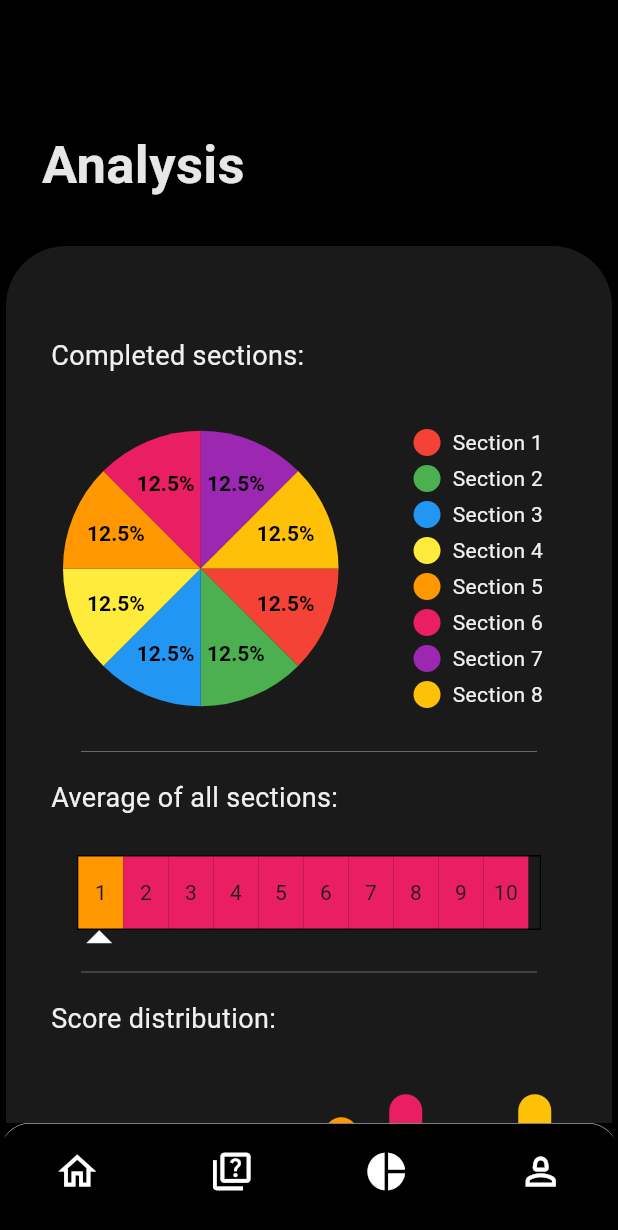
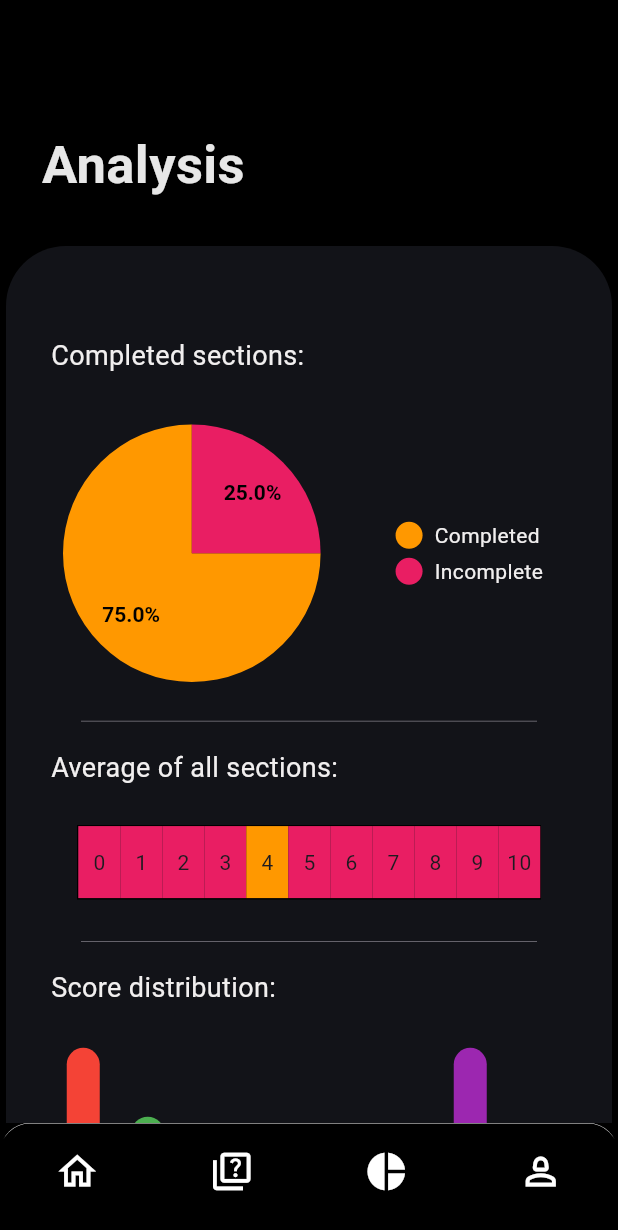
Before and after one commit to yashwanth-notyashwant/Inteli-Tutor, a Flutter app: the CourseSecionsScreen screen opened directly with empty values, swiped to page 3, on a phone screen of 412 x 824 dp. Shown: the top 1230 px of the screen. Run offline on Flutter 3.47's test engine with Material 3 defaults, Android fonts, the phone set to English and light mode, and no system bars; drawn by our look-alikes of fl_chart, flutter_animate, pie_chart; our stand-ins replace cloud_firestore, email_validator, firebase_auth, firebase_core, flutter_dotenv, flutter_tts and 7 more; missing offline and left inert: loading_btn; accounts and stored records are empty.

```diff
--- a/lib/Screens/analysis_screen.dart
+++ b/lib/Screens/analysis_screen.dart
@@ -9,31 +9,56 @@ import 'package:pie_chart/pie_chart.dart';
 import '../Widgets/animated_line_graph.dart';
 
 class AnalysisScreen extends StatefulWidget {
-  AnalysisScreen();
+  final List<int> score;
+  AnalysisScreen({required this.score});
 
   @override
   State<AnalysisScreen> createState() => _AnalysisScreenState();
 }
 
 class _AnalysisScreenState extends State<AnalysisScreen> {
+  Map<String, double> dataMapp = {
+    "Completed": 50,
+    "Incomplete": 50,
+  };
+  List<int> replacedNumbers = [];
+  int average = 0;
+  int n = 0;
   @override
   void initState() {
+    int incomplete = 0;
+    int complete = 0;
+    for (int i in widget.score) {
+      if (i == -1) {
+        incomplete++;
+      } else {
+        n++;
+        average += i;
+        complete++;
+      }
+    }
+    dataMapp["Completed"] = (complete / (complete + incomplete)) * 100;
+    dataMapp["Incomplete"] = 100.0 - dataMapp["Completed"]!;
+    print("before");
+    print(average);
+    average = average ~/ n;
+    average = average > 0 ? average : 0;
+    print(average);
+
+    replacedNumbers = widget.score.map((number) {
+      if (number == -1) {
+        return 0;
+      } else if (number == 0) {
+        return 1;
+      } else {
+        return number + 1;
+      }
+    }).toList();
     super.initState();
   }
 
   @override
   Widget build(BuildContext context) {
-    Map<String, double> dataMap = {
-      "Section 1": 12.5,
-      "Section 2": 12.5,
-      "Section 3": 12.5,
-      "Section 4": 12.5,
-      "Section 5": 12.5,
-      "Section 6": 12.5,
-      "Section 7": 12.5,
-      "Section 8": 12.5,
-    };
-
     return MaterialApp(
       home: Scaffold(
         backgroundColor: const Color.fromARGB(255, 0, 0, 0),
@@ -71,50 +96,11 @@ class _AnalysisScreenState extends State<AnalysisScreen> {
                     ],
                   ),
                 ),
-                // isLoading
-                //     ? Container(
-                //         margin: EdgeInsets.only(
-                //             top: MediaQuery.of(context).size.height * 0.3),
-                //         child: LoadingAnimationWidget.staggeredDotsWave(
-                //           color: const Color.fromARGB(255, 255, 255, 255),
-                //           size: 150,
-                //         ),
-                //       )
-                //  Column(
-                //             children: [
-                //               Container(
-                //                 margin: EdgeInsets.only(
-                //                     top: MediaQuery.of(context).size.height *
-                //                         0.3),
-                //                 height: 110,
-                //                 width: 110,
-                //                 child: Image.asset(
-                //                   'lib/assets/not_found_image_asset.png',
-                //                   fit: BoxFit
-                //                       .contain, // Ensure the image fits within the container
-                //                 ),
-                //               ),
-                //               const Text("Something went wrong !"),
-                //             ],
-                //           ) // for this add
                 Container(
                   margin: const EdgeInsets.only(bottom: 60),
-                  // decoration: const BoxDecoration(
-                  //   color: Color.fromARGB(255, 27, 26, 26),
-                  //   border: Border(
-                  //     top: BorderSide(
-                  //       color: Colors.white, // Color of the top border
-                  //       width: 0.3, // Width of the top border
-                  //     ),
-                  //   ),
-                  //   borderRadius: BorderRadius.only(
-                  //     topLeft: Radius.circular(40.0),
-                  //     topRight: Radius.circular(40.0),
-                  //   ),
-                  // ),
                   child: Card(
                     // color: Color.fromARGB(255, 16, 16, 16), this is a bit darker if you wanna go with this see once
-                    color: Color.fromARGB(255, 27, 26, 26),
+                    color: Color.fromRGBO(18, 19, 24, 1),
                     // color: Colors.yellow,
                     shape: RoundedRectangleBorder(
                       borderRadius: BorderRadius.circular(40.0),
@@ -136,19 +122,19 @@ class _AnalysisScreenState extends State<AnalysisScreen> {
                           ).animate().fade(duration: 450.ms).slide(),
                           const SizedBox(height: 25),
                           PieChart(
-                            dataMap: dataMap,
+                            dataMap: dataMapp,
                             animationDuration: Duration(milliseconds: 800),
                             chartLegendSpacing: 50,
                             chartRadius: MediaQuery.of(context).size.width / 2,
                             colorList: const [
-                              Colors.red,
-                              Colors.green,
-                              Colors.blue,
-                              Colors.yellow,
+                              // Colors.red,
+                              // Colors.green,
+                              // Colors.blue,
+                              // Colors.yellow,
                               Colors.orange,
                               Colors.pink,
-                              Colors.purple,
-                              Colors.amber,
+                              // Colors.purple,
+                              // Colors.amber,
                             ],
                             chartValuesOptions: const ChartValuesOptions(
                               showChartValuesInPercentage: true,
@@ -184,7 +170,7 @@ class _AnalysisScreenState extends State<AnalysisScreen> {
                           Container(
                             width: MediaQuery.of(context).size.width,
                             child: SectionedRectangleWithPointer(
-                              selectedIndex: 0,
+                              selectedIndex: average,
                             ),
                           ),
                           SBOX(),
@@ -197,27 +183,26 @@ class _AnalysisScreenState extends State<AnalysisScreen> {
                             ),
                             "Score distribution:",
                           ).animate().fade(duration: 450.ms).slide(),
+                          SBOX(),
+                          SBOX(),
                           Container(
                               height: 200,
                               width: MediaQuery.of(context).size.width,
-                              child: BarGraph()),
+                              child: BarGraph(
+                                list: replacedNumbers,
+                              )),
                           SBOX(),
                           DividerWidget(),
                           SBOX(),
-                          const Text(
-                            style: TextStyle(
-                              fontSize: 18,
-                              color: Color.fromARGB(255, 241, 239, 239),
-                            ),
-                            "Complexity Analysis:",
-                          ).animate().fade(duration: 450.ms).slide(),
                           SizedBox(
                             height: 40,
                           ),
                           Container(
                               height: 200,
                               width: MediaQuery.of(context).size.width,
-                              child: LineGraph()),
+                              child: LineGraph(
+                                list: replacedNumbers,
+                              )),
                         ],
                       ),
                     ),
--- a/lib/Screens/course_section_list.dart
+++ b/lib/Screens/course_section_list.dart
@@ -4,8 +4,7 @@ import 'package:intellitutor/Screens/analysis_screen.dart';
 import 'package:intellitutor/Screens/profile_screen.dart';
 import 'package:intellitutor/Screens/quiz_screen.dart';
 import 'package:intellitutor/Widgets/card_desc_sectionslist.dart';
-import 'package:intellitutor/Widgets/card_desc_widget_course.dart';
-import 'package:intellitutor/Screens/desc_page.dart';
+
 import 'package:loading_animation_widget/loading_animation_widget.dart';
 
 class CourseSecionsScreen extends StatefulWidget {
@@ -88,12 +87,14 @@ class _CourseSecionsScreenState extends State<CourseSecionsScreen> {
           children: [
             buildCourseSections(context),
             QuizScreen(),
-            AnalysisScreen(),
+            AnalysisScreen(
+              score: [9, 6, 0, -1, -1, 0, 9, 0],
+            ),
             ProfileScreen(emailId: widget.email.toString()),
           ],
         ),
         bottomNavigationBar: Container(
-          padding: EdgeInsets.only(top: 10),
+          padding: const EdgeInsets.only(top: 10),
           decoration: const BoxDecoration(
             border: Border(
               top: BorderSide(
--- a/lib/Screens/quiz_screen.dart
+++ b/lib/Screens/quiz_screen.dart
@@ -216,9 +216,10 @@ Green houses are made up of ______
     // var hi = MediaQuery.of(context).size.height;
     var wi = MediaQuery.of(context).size.width;
     return Scaffold(
-      backgroundColor: Colors.black,
+      backgroundColor: Color.fromRGBO(18, 19, 24, 1),
       appBar: !isSubmitted
           ? AppBar(
+              backgroundColor: Colors.black,
               automaticallyImplyLeading: false,
               title: Text(
                 'Section -1',
@@ -235,7 +236,7 @@ Green houses are made up of ______
           ? SingleChildScrollView(
               child: Container(
                 width: wi,
-                color: Colors.black,
+                color: Color.fromRGBO(18, 19, 24, 1),
                 child: Column(
                   crossAxisAlignment: CrossAxisAlignment.start,
                   children: [
--- a/lib/Screens/three_in_one_screen.dart
+++ b/lib/Screens/three_in_one_screen.dart
@@ -124,7 +124,7 @@ class _SummarizeOrSimplifyScreenState extends State<SummarizeOrSimplifyScreen> {
               //     160, // here Im talking about
               width: MediaQuery.of(context).size.width,
               child: Card(
-                color: Color.fromARGB(255, 27, 26, 26),
+                color: Color.fromRGBO(18, 19, 24, 1),
                 shape: RoundedRectangleBorder(
                   borderRadius: BorderRadius.circular(40.0),
                 ),
--- a/lib/Widgets/arrow_to_rectangle.dart
+++ b/lib/Widgets/arrow_to_rectangle.dart
@@ -12,7 +12,7 @@ class SectionedRectangleWithPointer extends StatelessWidget {
       builder: (context, constraints) {
         double screenWidth = constraints.maxWidth;
         double rectangleWidth = screenWidth * 0.9; // Adjust width as needed
-        double sectionWidth = rectangleWidth / 10;
+        double sectionWidth = rectangleWidth / 11;
 
         return Center(
           child: ClipRect(
@@ -30,25 +30,16 @@ class SectionedRectangleWithPointer extends StatelessWidget {
                     ),
                     child: Row(
                       children: List.generate(
-                        10,
+                        11,
                         (index) => Container(
                           width: sectionWidth
                               .floorToDouble(), // Ensure integer pixel width
                           color: index == selectedIndex
                               ? Colors.orange
                               : Colors.pink,
-                          child: Center(child: Text('${index + 1}')),
+                          child: Center(child: Text('${index}')),
                         ),
                       ),
-                    ),
-                  ),
-                  Positioned(
-                    left: (sectionWidth * selectedIndex).floorToDouble() - 5,
-                    top: 35,
-                    child: Icon(
-                      size: 40,
-                      Icons.arrow_drop_up,
-                      color: Colors.white,
                     ),
                   ),
                 ],
--- a/lib/Widgets/bar_graph_widget.dart
+++ b/lib/Widgets/bar_graph_widget.dart
@@ -2,13 +2,16 @@ import 'package:flutter/material.dart';
 import 'package:fl_chart/fl_chart.dart';
 
 class BarGraph extends StatefulWidget {
+  final List<int> list;
+
+  BarGraph({required this.list});
   @override
   _BarGraphState createState() => _BarGraphState();
 }
 
 class _BarGraphState extends State<BarGraph>
     with SingleTickerProviderStateMixin {
-  final List<int> values = [2, 5, 3, 4, 7, 8, 6, 8];
+  // final List<int> values = [2, 5, 3, 4, 7, 8, 6, 8];
   final List<Color> colorList = const [
     Colors.red,
     Colors.green,
@@ -18,6 +21,9 @@ class _BarGraphState extends State<BarGraph>
     Colors.pink,
     Colors.purple,
     Colors.amber,
+    Colors.blue,
+    Colors.yellow,
+    Colors.orange,
   ];
 
   final List<String> labels = [
@@ -95,7 +101,7 @@ class _BarGraphState extends State<BarGraph>
             ),
             gridData: FlGridData(show: false),
             borderData: FlBorderData(show: false),
-            barGroups: values.asMap().entries.map((entry) {
+            barGroups: widget.list.asMap().entries.map((entry) {
               final index = entry.key;
               final value = entry.value;
 
--- a/lib/Widgets/download_section.dart
+++ b/lib/Widgets/download_section.dart
@@ -64,7 +64,7 @@ class DownloadIconButton extends StatelessWidget {
     }
 
     // Define your text chunk size based on your font size and page size
-    const int chunkSize = 1000; // Adjust as needed
+    const int chunkSize = 1500; // Adjust as needed
     List<String> textChunks = _splitText(desc, chunkSize);
 
     for (String chunk in textChunks) {
--- a/lib/main.dart
+++ b/lib/main.dart
@@ -36,6 +36,8 @@ class MyApp extends StatelessWidget {
       title: 'Flutter Demo',
       theme: ThemeData(
         colorScheme: const ColorScheme.dark(),
+        scaffoldBackgroundColor: Color.fromRGBO(18, 19, 24, 1),
+        cardColor: Color.fromRGBO(18, 19, 24, 1),
         textTheme: const TextTheme(
           bodyLarge: TextStyle(color: Colors.white),
           bodyMedium: TextStyle(color: Colors.white),
--- a/pubspec.yaml
+++ b/pubspec.yaml
@@ -51,6 +51,8 @@ dependencies:
   image_picker: ^1.1.2
   mime: ^1.0.0
   url_launcher: ^6.3.0
+  flutter_tts: 3.6.2
+  webview_flutter: 4.2.2
 
 dev_dependencies:
   flutter_test:
```
Also changed, not shown: lib/Screens/course_list_screen.dart (+19 -5 lines), lib/Screens/desc_page.dart (+12 -2 lines), lib/Screens/web.dart (added, +25 -0 lines), lib/Widgets/animated_line_graph.dart (+12 -2 lines), lib/Widgets/audio.dart (added, +60 -0 lines), pubspec.lock, 6 other files.
